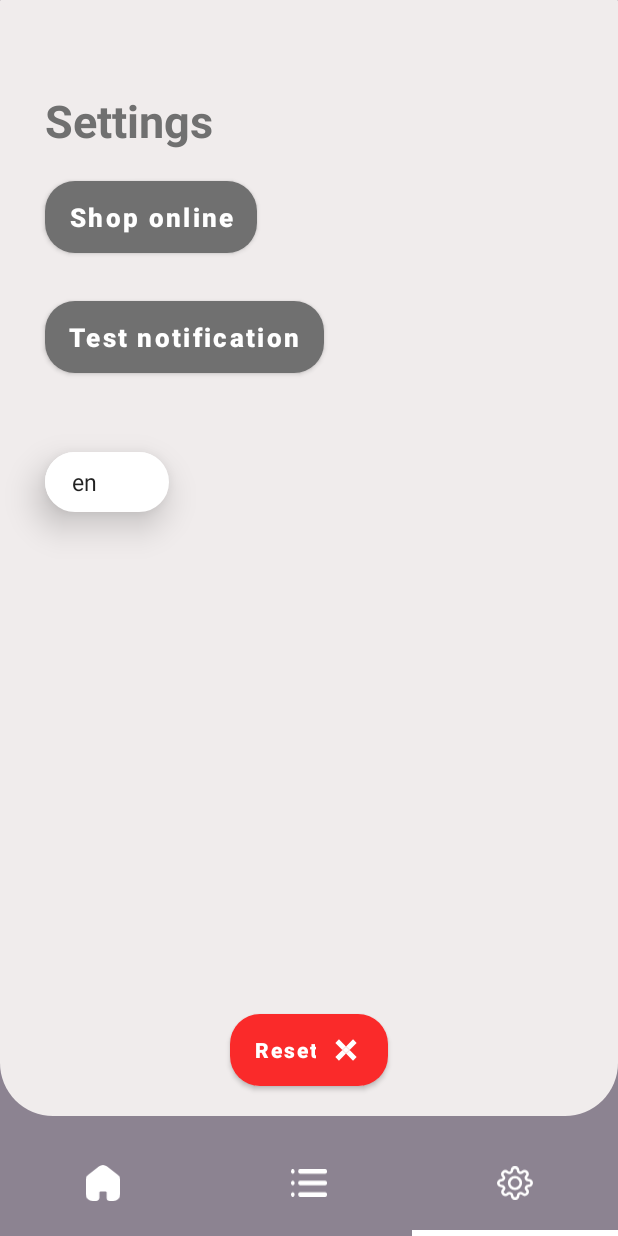
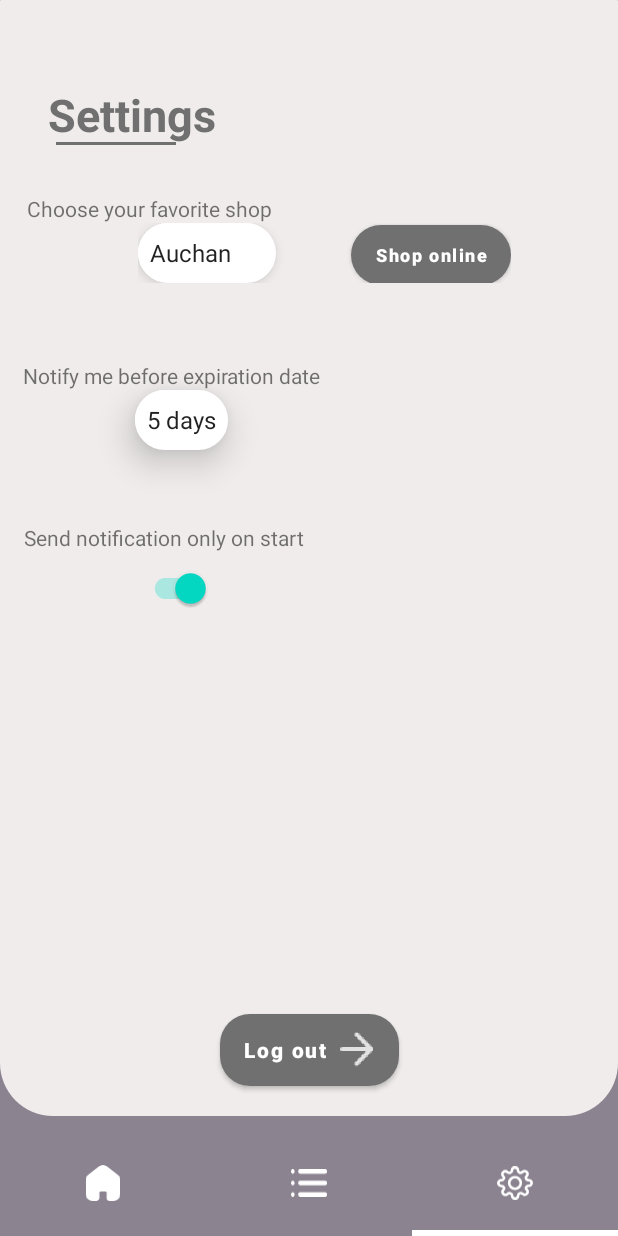
Before and after one commit to CorentinRuiz/TousAntiGaspi, an Android app: the MainActivity screen opened directly, with no data from a screen before it, item 3 of the bottom bar chosen, on a phone screen of 412 x 824 dp. Run offline under Robolectric (Android 15) with nearby library versions, the phone set to English and light mode, and no system bars.

Commit message:
Fix some bug and refactor the settings fragment

```diff
--- a/android app/app/src/main/java/edu/poly/tousantigaspi/activity/AddFirstFrigoActivity.java
+++ b/android app/app/src/main/java/edu/poly/tousantigaspi/activity/AddFirstFrigoActivity.java
@@ -139,4 +139,7 @@ public class AddFirstFrigoActivity extends AppCompatActivity implements Location
         overridePendingTransition(R.anim.slide_in_bottom,R.anim.slide_out_bottom);
 
     }
+
+    @Override
+    public void onBackPressed() { }
 }
--- a/android app/app/src/main/java/edu/poly/tousantigaspi/activity/FirstConnexionActivity.java
+++ b/android app/app/src/main/java/edu/poly/tousantigaspi/activity/FirstConnexionActivity.java
@@ -91,4 +91,7 @@ public class FirstConnexionActivity extends AppCompatActivity {
         overridePendingTransition(R.anim.slide_in_bottom, R.anim.slide_out_bottom);
     }
 
+    @Override
+    public void onBackPressed() { }
+
 }
--- a/android app/app/src/main/java/edu/poly/tousantigaspi/activity/LoginActivity.java
+++ b/android app/app/src/main/java/edu/poly/tousantigaspi/activity/LoginActivity.java
@@ -90,4 +90,7 @@ public class LoginActivity extends AppCompatActivity {
         overridePendingTransition(R.anim.slide_up,R.anim.slide_down);
     }
 
+    @Override
+    public void onBackPressed() { }
+
 }
--- a/android app/app/src/main/java/edu/poly/tousantigaspi/activity/MainActivity.java
+++ b/android app/app/src/main/java/edu/poly/tousantigaspi/activity/MainActivity.java
@@ -103,4 +103,7 @@ public class MainActivity extends AppCompatActivity implements NavigationBarView
     public Controller getController() {
         return controller;
     }
+
+    @Override
+    public void onBackPressed() { }
 }
--- a/android app/app/src/main/java/edu/poly/tousantigaspi/controller/Controller.java
+++ b/android app/app/src/main/java/edu/poly/tousantigaspi/controller/Controller.java
@@ -37,7 +37,7 @@ public class Controller {
 
     public void addFrigo(String frigoName){
         model.addFrigo(frigoName);
-        repository.addFrigo(frigoName,UtilsSharedPreference.getStringFromPref(context,"username"),model);
+        repository.addFrigo(context,frigoName,UtilsSharedPreference.getStringFromPref(context,"username"),model);
     }
 
     public void addProduct(String frigoId, Product product, String date){
--- a/android app/app/src/main/java/edu/poly/tousantigaspi/fragment/ListFragment.java
+++ b/android app/app/src/main/java/edu/poly/tousantigaspi/fragment/ListFragment.java
@@ -114,7 +114,7 @@ public class ListFragment extends Fragment implements FrigoObserver, LocationLis
         currentPositionViewModel = new ViewModelProvider(requireActivity()).get(CurrentPositionViewModel.class);
 
         model.addObs(this);
-        model.loadFrigo(UtilsSharedPreference.getStringFromPref(requireContext(),"username"));
+        model.loadFrigo(requireContext(),UtilsSharedPreference.getStringFromPref(requireContext(),"username"));
 
         frigoSpinner = view.findViewById(R.id.frigoSpinner);
         productListView = view.findViewById(R.id.list_item);
@@ -189,7 +189,7 @@ public class ListFragment extends Fragment implements FrigoObserver, LocationLis
             String dateString = date.getText().toString();
             dateString = dateString.replace("/","-");
             String dateFormatForApi = dateString;
-            dateString = new DateCalculator().calculateDaysRemaining(dateString, DateTimeFormatter.ofPattern("dd-MM-yyyy"));
+            dateString = new DateCalculator().calculateDaysRemaining(requireContext(),dateString, DateTimeFormatter.ofPattern("dd-MM-yyyy"));
 
             AbstractFactory<Product> factory = FactoryProvider.getFactory(FactoryProvider.PRODUCT);
             Product newProduct = factory.build(ProductFactory.MANUALLY);
--- a/android app/app/src/main/java/edu/poly/tousantigaspi/model/FrigoModel.java
+++ b/android app/app/src/main/java/edu/poly/tousantigaspi/model/FrigoModel.java
@@ -1,4 +1,6 @@
 package edu.poly.tousantigaspi.model;
+
+import android.content.Context;
 
 import androidx.fragment.app.Fragment;
 
@@ -60,13 +62,17 @@ public class FrigoModel extends FrigoObservable {
         this.frigos.stream().filter(x -> x.getId().equals(id)).findFirst().get().setName(newName);
     }
 
-    public void loadFrigo(String username){
-       repository.getFrigos(username,this);
+    public void loadFrigo(Context context, String username){
+       repository.getFrigos(context,username,this);
     }
 
     public void loadPastDLCProduct(){
         for(Frigo frigo : this.frigos){
-            List<Product> products = frigo.getProducts().stream().filter(Product::isPast).collect(Collectors.toList());
+            List<Product> products = frigo
+                    .getProducts()
+                    .stream()
+                    .filter(product -> product.isPast(5))
+                    .collect(Collectors.toList());
             currentPastDlcProduct.put(frigo.getName(),products);
         }
         controller.modelHasChanged(frigos.get(0));
@@ -85,16 +91,27 @@ public class FrigoModel extends FrigoObservable {
     }
 
     public void addProduct(String id,Product product){
-        if(product.isPast()){
+        if(product.isPast(5)){
             this.currentPastDlcProduct.get(this.frigos.stream().filter(x -> x.getId().equals(id)).findFirst().get().getName()).add(product);
         }
-        this.frigos.stream().filter(x -> x.getId().equals(id)).findFirst().get().getProducts().add(product);
+        this.frigos.stream()
+                .filter(x -> x
+                .getId()
+                .equals(id))
+                .findFirst()
+                .get()
+                .getProducts()
+                .add(product);
         notifyObs(this);
     }
 
     public void deleteFrigo(String id){
         currentPastDlcProduct.remove(this.frigos.stream().filter(x -> x.getId().equals(id)).findFirst().get().getName());
-        this.frigos.remove(this.frigos.stream().filter(x -> x.getId().equals(id)).findFirst().get());
+        this.frigos.remove(this.frigos
+                .stream()
+                .filter(x -> x.getId().equals(id))
+                .findFirst()
+                .get());
     }
 
     public void setController(Controller controller) {
--- a/android app/app/src/main/java/edu/poly/tousantigaspi/object/Product.java
+++ b/android app/app/src/main/java/edu/poly/tousantigaspi/object/Product.java
@@ -52,7 +52,7 @@ public abstract class Product  {
         this.id = id;
     }
 
-    public boolean isPast(){
-        return Integer.parseInt(this.dateRemaining.split(" ")[0]) < 5;
+    public boolean isPast(Integer dlcLimit){
+        return Integer.parseInt(this.dateRemaining.split(" ")[0]) < dlcLimit;
     }
 }
--- a/android app/app/src/main/java/edu/poly/tousantigaspi/repositories/FrigoRepository.java
+++ b/android app/app/src/main/java/edu/poly/tousantigaspi/repositories/FrigoRepository.java
@@ -1,4 +1,6 @@
 package edu.poly.tousantigaspi.repositories;
+
+import android.content.Context;
 
 import com.google.gson.JsonArray;
 
@@ -35,11 +37,11 @@ public class FrigoRepository {
         return instance;
     }
 
-    public void getFrigos(String username, FrigoModel model) {
-        setFrigos(username, model);
+    public void getFrigos(Context context,String username, FrigoModel model) {
+        setFrigos(context,username, model);
     }
 
-    private void setFrigos(String username, FrigoModel model) {
+    private void setFrigos(Context context,String username, FrigoModel model) {
         GetRequestWithUsername getRequestWithUsername = new GetRequestWithUsername();
         getRequestWithUsername.setUsername(username);
 
@@ -57,7 +59,7 @@ public class FrigoRepository {
                             , x.getAsJsonObject().get("name").toString().replace("\"", "")
                             , new ArrayList<Product>())));
 
-                    getProducts(frigos, model);
+                    getProducts(context,frigos, model);
                 } else {
                     System.out.println(response.message());
                 }
@@ -95,7 +97,7 @@ public class FrigoRepository {
         });
     }
 
-    private void getProducts(ArrayList<Frigo> frigos, FrigoModel model) {
+    private void getProducts(Context context,ArrayList<Frigo> frigos, FrigoModel model) {
         for (Frigo frigo : frigos) {
             GetProductsRequest getProductsRequest = new GetProductsRequest();
             getProductsRequest.setId(frigo.getId());
@@ -114,7 +116,7 @@ public class FrigoRepository {
                             Product newProduct = factory.build(ProductFactory.MANUALLY);
                             newProduct.setId(x.getAsJsonObject().get("_id").toString().replace("\"", ""));
                             newProduct.setQuantity(Integer.parseInt(x.getAsJsonObject().get("quantity").toString().replace("\"", "")));
-                            newProduct.setDateRemaining(new DateCalculator().calculateDaysRemaining(x.getAsJsonObject().get("date").toString().replace("\"", "").split("T")[0], DateTimeFormatter.ofPattern("yyyy-MM-dd")));
+                            newProduct.setDateRemaining(new DateCalculator().calculateDaysRemaining(context,x.getAsJsonObject().get("date").toString().replace("\"", "").split("T")[0], DateTimeFormatter.ofPattern("yyyy-MM-dd")));
                             newProduct.setName(x.getAsJsonObject().get("name").toString().replace("\"", ""));
                             products.add(newProduct);
                         });
@@ -138,7 +140,7 @@ public class FrigoRepository {
     }
 
     public void addProduct(Product product, String id, FrigoModel model,String date) {
-
+        System.out.println(date);
         AddProductRequest getProductsRequest = new AddProductRequest();
         getProductsRequest.setId(id);
         getProductsRequest.setName(product.getName());
@@ -188,7 +190,7 @@ public class FrigoRepository {
         });
     }
 
-    public void addFrigo(String frigoName, String username,FrigoModel model) {
+    public void addFrigo(Context context, String frigoName, String username,FrigoModel model) {
         CreateFrigoRequest createFrigoRequest = new CreateFrigoRequest();
         createFrigoRequest.setName(frigoName);
         createFrigoRequest.setUsername(username);
@@ -201,7 +203,7 @@ public class FrigoRepository {
             public void onResponse(Call<String> call, Response<String> response) {
                 if (response.isSuccessful()) {
                     System.out.println("Frigo is created");
-                    model.loadFrigo(username);
+                    model.loadFrigo(context,username);
                 } else {
                     System.out.println(response.message());
                 }
--- a/android app/app/src/main/res/layout/fragment_settings.xml
+++ b/android app/app/src/main/res/layout/fragment_settings.xml
@@ -8,12 +8,33 @@
     android:background="@drawable/inverse_rounded"
     tools:context=".fragment.SettingsFragment">
 
+
+    <TextView
+        android:id="@+id/textView3"
+        android:layout_width="wrap_content"
+        android:layout_height="wrap_content"
+        android:text="@string/choose_your_favorite_shop"
+        app:layout_constraintBottom_toTopOf="@+id/linearLayout"
+        app:layout_constraintEnd_toEndOf="parent"
+        app:layout_constraintHorizontal_bias="0.072"
+        app:layout_constraintStart_toStartOf="parent" />
+
+    <View
+        android:layout_width="80dp"
+        android:layout_height="2dp"
+        android:layout_gravity="top"
+        android:background="@color/main_grey_text_color"
+        app:layout_constraintBottom_toBottomOf="@+id/textView2"
+        app:layout_constraintEnd_toEndOf="parent"
+        app:layout_constraintHorizontal_bias="0.113"
+        app:layout_constraintStart_toStartOf="parent" />
+
     <TextView
         android:id="@+id/textView2"
         android:layout_width="wrap_content"
         android:layout_height="wrap_content"
-        android:layout_marginStart="30dp"
-        android:layout_marginTop="60dp"
+        android:layout_marginStart="32dp"
+        android:layout_marginTop="56dp"
         android:text="@string/settings"
         android:textColor="@color/main_grey_text_color"
         android:textSize="30sp"
@@ -21,71 +42,103 @@
         app:layout_constraintStart_toStartOf="parent"
         app:layout_constraintTop_toTopOf="parent" />
 
+
+
+    <LinearLayout
+        android:id="@+id/linearLayout"
+        android:layout_width="wrap_content"
+        android:layout_height="wrap_content"
+        android:layout_marginTop="52dp"
+        app:layout_constraintEnd_toEndOf="parent"
+        app:layout_constraintHorizontal_bias="0.562"
+        app:layout_constraintStart_toStartOf="parent"
+        app:layout_constraintTop_toBottomOf="@+id/textView2">
+
+        <Spinner
+            android:id="@+id/ChooseShop"
+            android:layout_width="wrap_content"
+            android:layout_height="40dp"
+            android:layout_marginEnd="50dp"
+            android:background="@drawable/rounded_edit_text"
+            android:elevation="5dp"
+            android:entries="@array/course_array" />
+
+
         <Button
             android:id="@+id/shop_online"
             android:layout_width="wrap_content"
-        android:layout_height="0dp"
-        android:layout_marginStart="30dp"
-        android:layout_marginTop="20dp"
+            android:layout_height="40dp"
             android:background="@drawable/rounded_button_grey"
-        app:backgroundTint="@color/main_grey_text_color"
+            android:elevation="5dp"
             android:text="@string/shop_online"
             android:textAllCaps="false"
             android:textColor="@color/white"
-        android:textSize="17sp"
+            android:textSize="12sp"
             android:textStyle="bold"
-        app:layout_constraintLeft_toLeftOf="parent"
-        app:layout_constraintTop_toBottomOf="@id/textView2" />
+            app:backgroundTint="@color/main_grey_text_color" />
 
-    <Button
-        android:id="@+id/buttonNotif"
-        android:layout_width="wrap_content"
-        android:layout_height="0dp"
-        android:layout_marginStart="30dp"
-        android:layout_marginTop="100dp"
-        android:background="@drawable/rounded_button_grey"
-        app:backgroundTint="@color/main_grey_text_color"
-        android:text="Test notification"
-        android:textAllCaps="false"
-        android:textColor="@color/white"
-        android:textSize="17sp"
-        android:textStyle="bold"
-        app:layout_constraintLeft_toLeftOf="parent"
-        app:layout_constraintTop_toBottomOf="@id/textView2" />
-
-    <Spinner
-        android:id="@+id/languageTv"
-        android:layout_width="0dp"
-        android:layout_height="40dp"
-        android:background="@drawable/rounded_edit_text"
-        android:elevation="15dp"
-        android:entries="@array/language_array"
-        android:inputType="text"
-        android:paddingStart="10dp"
-        android:paddingEnd="10dp"
-        app:layout_constraintBottom_toBottomOf="parent"
-        app:layout_constraintEnd_toEndOf="parent"
-        app:layout_constraintHorizontal_bias="0.091"
-        app:layout_constraintStart_toStartOf="parent"
-        app:layout_constraintTop_toBottomOf="@+id/buttonNotif"
-        app:layout_constraintVertical_bias="0.113"
-        app:layout_constraintWidth_percent="0.2" />
+    </LinearLayout>
 
     <Button
         android:id="@+id/reset"
         android:layout_width="wrap_content"
         android:layout_height="0dp"
+        android:elevation="15dp"
         android:layout_marginBottom="30dp"
-        android:background="@drawable/rounded_button_red"
-        app:backgroundTint="@color/red"
-        android:drawableEnd="@drawable/cross"
-        android:text="@string/reset"
+        android:background="@drawable/rounded_button_grey"
+        android:drawableEnd="@drawable/ic_arrow_right"
+        android:text="@string/disconnect"
         android:textAllCaps="false"
         android:textColor="@color/white"
         android:textSize="14sp"
         android:textStyle="bold"
+        app:backgroundTint="@color/main_grey_text_color"
         app:layout_constraintBottom_toBottomOf="parent"
         app:layout_constraintLeft_toLeftOf="parent"
         app:layout_constraintRight_toRightOf="parent" />
 
+    <TextView
+        android:layout_width="wrap_content"
+        android:layout_height="wrap_content"
+        android:text="@string/notify_me_before_expiration_date"
+        app:layout_constraintBottom_toTopOf="@+id/DLCLimit"
+        app:layout_constraintEnd_toEndOf="parent"
+        app:layout_constraintHorizontal_bias="0.072"
+        app:layout_constraintStart_toStartOf="parent" />
+
+    <Spinner
+        android:id="@+id/DLCLimit"
+        android:layout_width="wrap_content"
+        android:layout_height="40dp"
+        android:background="@drawable/rounded_edit_text"
+        android:elevation="15dp"
+        android:entries="@array/dlc_array"
+        app:layout_constraintBottom_toTopOf="@+id/reset"
+        app:layout_constraintEnd_toEndOf="parent"
+        app:layout_constraintHorizontal_bias="0.258"
+        app:layout_constraintStart_toStartOf="parent"
+        app:layout_constraintTop_toBottomOf="@+id/linearLayout"
+        app:layout_constraintVertical_bias="0.16" />
+
+    <TextView
+        android:layout_width="wrap_content"
+        android:layout_height="wrap_content"
+        android:text="@string/send_notification_only_on_start"
+        app:layout_constraintBottom_toTopOf="@+id/notifySwitch"
+        app:layout_constraintEnd_toEndOf="parent"
+        app:layout_constraintHorizontal_bias="0.071"
+        app:layout_constraintStart_toStartOf="parent" />
+
+    <androidx.appcompat.widget.SwitchCompat
+        android:id="@+id/notifySwitch"
+        android:layout_width="wrap_content"
+        android:layout_height="wrap_content"
+        app:layout_constraintBottom_toTopOf="@+id/reset"
+        app:layout_constraintEnd_toEndOf="parent"
+        app:layout_constraintHorizontal_bias="0.254"
+        app:layout_constraintStart_toStartOf="parent"
+        app:layout_constraintTop_toBottomOf="@+id/DLCLimit"
+        app:layout_constraintVertical_bias="0.207" />
+
+
 </androidx.constraintlayout.widget.ConstraintLayout>
--- a/android app/app/src/main/res/values/strings.xml
+++ b/android app/app/src/main/res/values/strings.xml
@@ -16,9 +16,20 @@
         <item>12</item>
     </string-array>
 
-    <string-array name="language_array">
-        <item>en</item>
-        <item>fr</item>
+    <string-array name="dlc_array">
+        <item>1 day</item>
+        <item>2 days</item>
+        <item>3 days</item>
+        <item>4 days</item>
+        <item>5 days</item>
+    </string-array>
+
+    <string-array name="course_array">
+        <item>Auchan</item>
+        <item>Carrefour</item>
+        <item>Leclerc</item>
+        <item>Casino</item>
+        <item>Système U</item>
     </string-array>
 
     <string name="need_register"><u>Need to be register?</u></string>
@@ -53,6 +64,7 @@
     <string name="register">Register</string>
     <string name="registration">Registration</string>
     <string name="days">days</string>
+    <string name="day">day</string>
     <string name="camera_permission_needed">You need the camera permission to use this feature!</string>
     <string name="error">An error occurred. Please try it later…</string>
     <string name="reset">Reset</string>
@@ -66,4 +78,9 @@
     <string name="date_format">Days/Month/Years</string>
     <string name="gps_not_enabled">You need to enable the GPS to use your location</string>
     <string name="permission_not_granted">Permissions have not been granted!</string>
+    <string name="click_start_code">Click to start scan</string>
+    <string name="disconnect">Log out</string>
+    <string name="choose_your_favorite_shop">Choose your favorite shop</string>
+    <string name="notify_me_before_expiration_date">Notify me before expiration date</string>
+    <string name="send_notification_only_on_start">Send notification only on start</string>
 </resources>
```
Also changed, not shown: android app/app/src/main/AndroidManifest.xml (+14 -8 lines), android app/app/src/main/java/edu/poly/tousantigaspi/activity/BarCodeScannerActivity.java (+3 -4 lines), android app/app/src/main/java/edu/poly/tousantigaspi/fragment/MainFragment.java (+20 -5 lines), android app/app/src/main/java/edu/poly/tousantigaspi/fragment/SettingsFragment.java (+44 -49 lines), android app/app/src/main/java/edu/poly/tousantigaspi/util/DateCalculator.java (+7 -3 lines), android app/app/src/main/java/edu/poly/tousantigaspi/util/UtilsSharedPreference.java (+33 -0 lines), 1 other file. Lines whose indentation alone changed are shown as unchanged.
